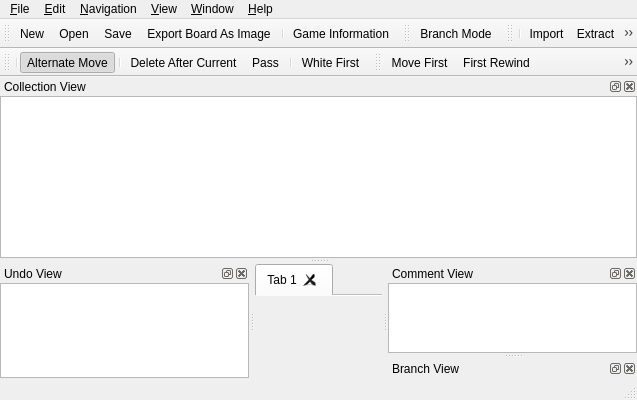
Qt form branches/2.0.0/mainwindow.ui (nullx002/mugo) before a commit.
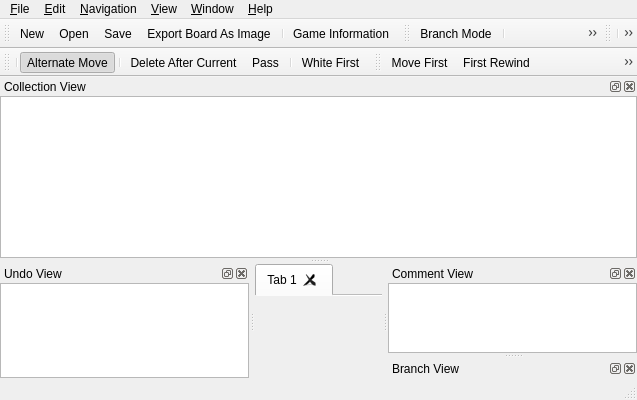
The same form after that commit. Icons and pictures are not drawn.

Commit message: rotate and flip view

Diff of the .ui file:
```diff
--- a/branches/2.0.0/mainwindow.ui
+++ b/branches/2.0.0/mainwindow.ui
@@ -349,6 +349,11 @@
     <bool>false</bool>
    </attribute>
    <addaction name="actionBranchMode"/>
+   <addaction name="separator"/>
+   <addaction name="actionRotateClockwise"/>
+   <addaction name="actionFlipHorizontally"/>
+   <addaction name="actionFlipVertically"/>
+   <addaction name="actionResetBoard"/>
   </widget>
   <widget class="QToolBar" name="collectionToolBar">
    <property name="windowTitle">
@@ -1521,6 +1526,51 @@
     <string>Move Down</string>
    </property>
   </action>
+  <action name="actionRotateClockwise">
+   <property name="checkable">
+    <bool>true</bool>
+   </property>
+   <property name="icon">
+    <iconset resource="mugo.qrc">
+     <normaloff>:/res/rotateright.png</normaloff>:/res/rotateright.png</iconset>
+   </property>
+   <property name="text">
+    <string>Rotate Clockwise</string>
+   </property>
+  </action>
+  <action name="actionFlipHorizontally">
+   <property name="checkable">
+    <bool>true</bool>
+   </property>
+   <property name="icon">
+    <iconset resource="mugo.qrc">
+     <normaloff>:/res/fliphorizontally.png</normaloff>:/res/fliphorizontally.png</iconset>
+   </property>
+   <property name="text">
+    <string>Flip Horizontally</string>
+   </property>
+  </action>
+  <action name="actionFlipVertically">
+   <property name="checkable">
+    <bool>true</bool>
+   </property>
+   <property name="icon">
+    <iconset resource="mugo.qrc">
+     <normaloff>:/res/flipvertically.png</normaloff>:/res/flipvertically.png</iconset>
+   </property>
+   <property name="text">
+    <string>Flip Vertically</string>
+   </property>
+  </action>
+  <action name="actionResetBoard">
+   <property name="icon">
+    <iconset resource="mugo.qrc">
+     <normaloff>:/res/resetboard.png</normaloff>:/res/resetboard.png</iconset>
+   </property>
+   <property name="text">
+    <string>Reset Board</string>
+   </property>
+  </action>
  </widget>
  <layoutdefault spacing="6" margin="11"/>
  <customwidgets>
```
Left out of the diff: 5 changed lines with no effect on the pictures. The commit also changes 5 other files.
